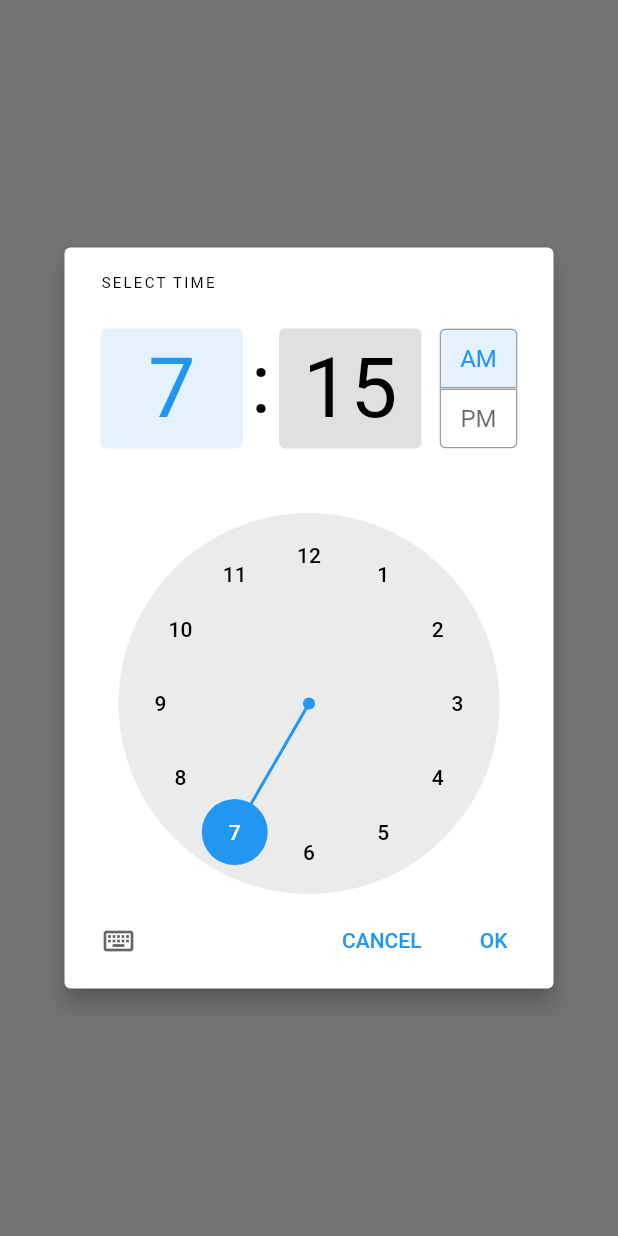
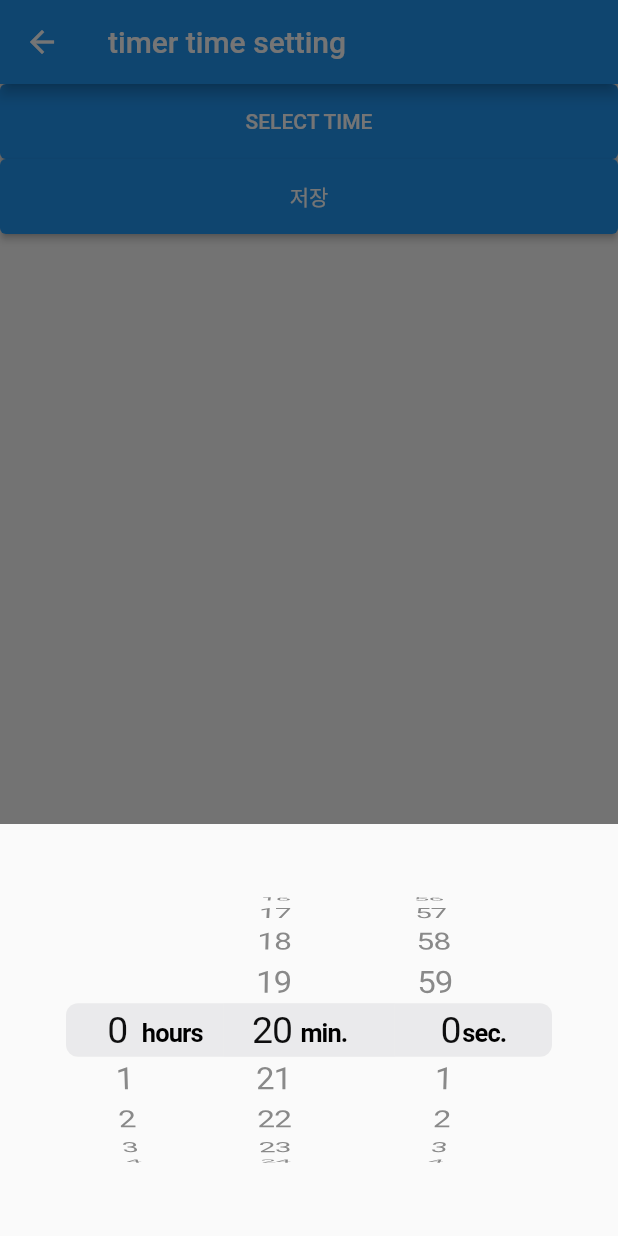
Before and after one commit to potatoCompletion/studyHelper, a Flutter app: the TimeSetting screen opened by its route, after a tap on "SELECT TIME", on a phone screen of 412 x 824 dp. Run offline on Flutter 3.47's test engine with Material 2 defaults, Android fonts, the phone set to English and light mode, and no system bars; our stand-ins replace rflutter_alert, table_calendar; missing offline and left inert: scratcher.

Commit message:
2021-05-28 timer time setting fix by potatoCompletion

```diff
--- a/lib/ui/global-variable/global-state.dart
+++ b/lib/ui/global-variable/global-state.dart
@@ -26,7 +26,7 @@
 //
 class TimerVal {
   var stopCount = 0;
-  Duration dTimerTime = Duration(hours: 0, minutes: 4, seconds: 0);
+  Duration dTimerTime = Duration(hours: 0, minutes: 20, seconds: 0);
 
   void addStopCount() {
     stopCount++;
--- a/lib/ui/setting/setting_time.dart
+++ b/lib/ui/setting/setting_time.dart
@@ -1,4 +1,7 @@
 import 'package:flutter/material.dart';
+import 'package:flutter/cupertino.dart';
+
+import '../global-variable/global-state.dart';
 
 class TimeSetting extends StatefulWidget {
   @override
@@ -6,34 +9,64 @@ class TimeSetting extends StatefulWidget {
 }
 
 class _TimeSettingState extends State<TimeSetting> {
-  TimeOfDay _time = TimeOfDay(hour: 7, minute: 15);
+  var timerVal = new TimerVal();
 
-  void _selectTime() async {
-    TimeOfDay newtime = await showTimePicker(context: context, initialTime: _time);
-    if (newtime != null) {
-      setState(() {
-        _time = newtime;
-      });
-    }
-  }
+  var value = "";
 
   @override
   Widget build(BuildContext context) {
     return Scaffold(
-      body: Center(
-        child: Column(
+      appBar: AppBar(
+        title: Text('timer time setting'),
+      ),
+      body: ListView(
+        children: [
+          Row(
           mainAxisAlignment: MainAxisAlignment.center,
           children: [
-            ElevatedButton(
-              onPressed: _selectTime,
-              child: Text('SELECT TIME'),
-            ),
-            SizedBox(height: 8),
-            Text(
-              'Selected time: ${_time.format(context)}',
+            Column(
+              mainAxisAlignment: MainAxisAlignment.start,
+              children: [
+                Container(
+                  width: MediaQuery.of(context).size.width,
+                  height: 50,
+                  child: ElevatedButton(
+                    onPressed: () {
+                      showModalBottomSheet(
+                          context: context,
+                          builder: (BuildContext builder) {
+                            return Container(
+                              height: MediaQuery.of(context).copyWith().size.height / 3,
+                              child: CupertinoTimerPicker(
+                                mode: CupertinoTimerPickerMode.hms,
+                                minuteInterval: 1,
+                                secondInterval: 1,
+                                initialTimerDuration: timerVal.dTimerTime,
+                                onTimerDurationChanged: (Duration changedTimer) {
+                                    timerVal.dTimerTime = changedTimer;
+                                },
+                              ),
+                            );
+                          });
+                    },
+                    child: Text('SELECT TIME'),
+                  ),
+                ),
+                Container(
+                  width: MediaQuery.of(context).size.width,
+                  height: 50,
+                  child: ElevatedButton(
+                    onPressed: () {
+                        Navigator.pop(context, timerVal.dTimerTime);
+                    },
+                    child: Text('저장'),
+                  ),
+                ),
+              ],
             ),
           ],
         ),
+      ]
       ),
     );
   }
```
Also changed, not shown: lib/main.dart (+14 -8 lines), lib/ui/home.dart (+17 -3 lines), lib/ui/timer/dtimer.dart (+25 -5 lines).
